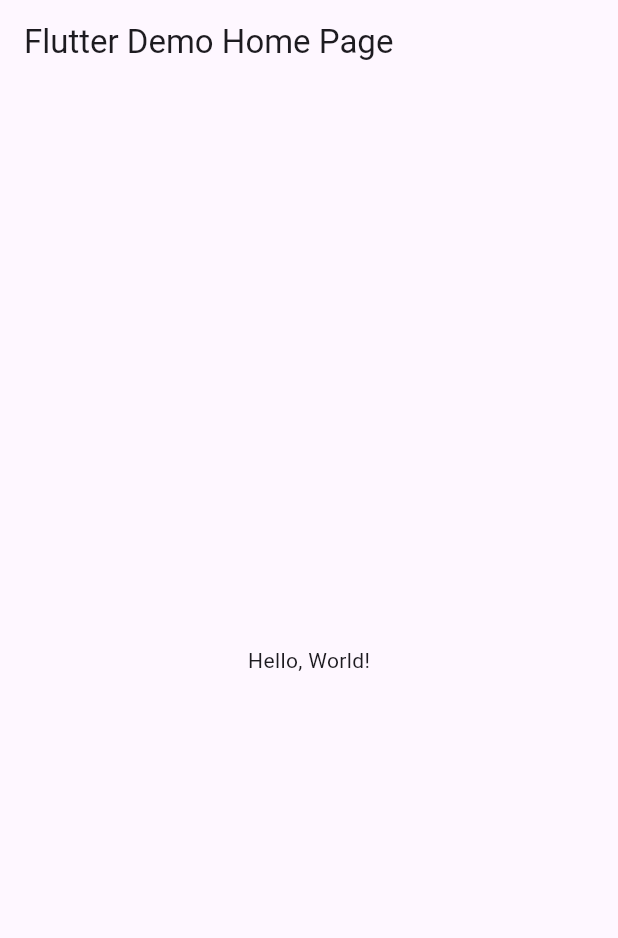
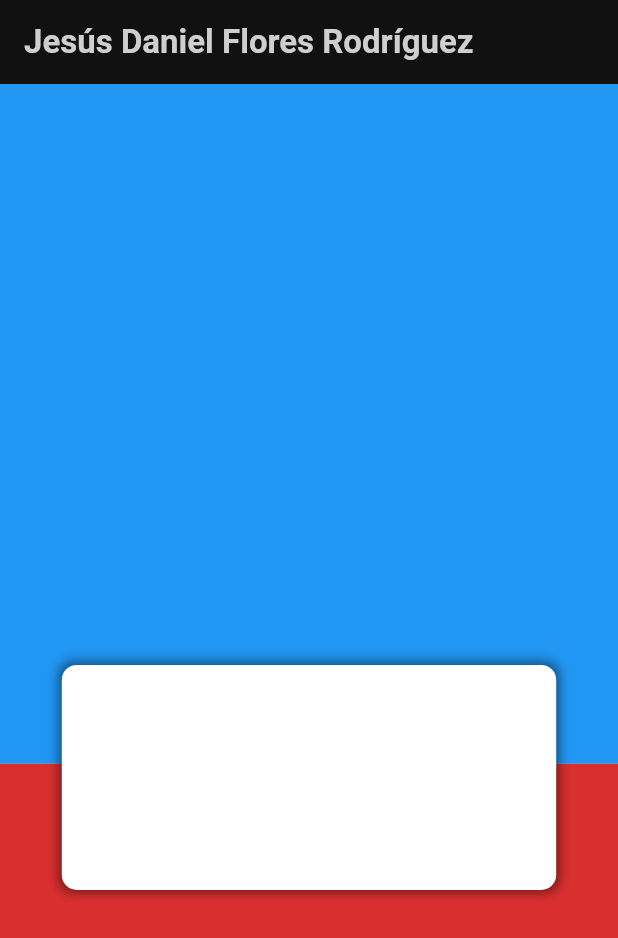
Before and after one commit to floresstd/p10_5_Autonoma, a Flutter app: the screen it shows after launch, on a phone screen of 412 x 824 dp. Shown: the top 938 px of the screen. Run offline on Flutter 3.47's test engine with Material 3 defaults, Android fonts, the phone set to English and light mode, and no system bars.

```diff
--- a/lib/main.dart
+++ b/lib/main.dart
@@ -1,42 +1,72 @@
 import 'package:flutter/material.dart';
 
-void main() => runApp(MyApp());
+void main() {
+  runApp(MyApp());
+}
 
 class MyApp extends StatelessWidget {
-  const MyApp({super.key});
-  // This widget is the root of your application.
   @override
   Widget build(BuildContext context) {
     return MaterialApp(
-      // Application name
-      title: 'Flutter Hello World',
-      // Application theme data, you can set the colors for the application as
-      // you want
-      theme: ThemeData(
-        // useMaterial3: false,
-        primarySwatch: Colors.blue,
-      ),
-      // A widget which will be started on application startup
-      home: MyHomePage(title: 'Flutter Demo Home Page'),
+      debugShowCheckedModeBanner: false,
+      home: MyHomePage(),
     );
   }
 }
 
 class MyHomePage extends StatelessWidget {
-  final String title;
-  const MyHomePage({super.key, required this.title});
-
   @override
   Widget build(BuildContext context) {
     return Scaffold(
       appBar: AppBar(
-        // The title text which will be shown on the action bar
-        title: Text(title),
+        backgroundColor: Color(0xff111111),
+        elevation: 0,
+        title: Text(
+          "Jesús Daniel Flores Rodríguez", // Texto en el AppBar
+          style: TextStyle(
+            color: Color(0xffcfcfcf), // Color del texto
+            fontSize: 22, // Tamaño del texto
+            fontWeight: FontWeight.bold, // Negrita
+          ),
+        ),
       ),
-      body: Center(
-        child: Text(
-          'Hello, World!',
-        ),
+      body: Stack(
+        children: [
+          Column(
+            children: [
+              Container(
+                color: Colors.blue,
+                height: MediaQuery.of(context).size.height * 0.55,
+                width: double.infinity,
+              ),
+              Expanded(
+                child: Container(
+                  color: Color(0xffd92f2f),
+                  width: double.infinity,
+                ),
+              ),
+            ],
+          ),
+          Positioned(
+            top: MediaQuery.of(context).size.height * 0.47,
+            left: MediaQuery.of(context).size.width * 0.1,
+            child: Container(
+              height: 150,
+              width: MediaQuery.of(context).size.width * 0.8,
+              decoration: BoxDecoration(
+                color: Colors.white,
+                borderRadius: BorderRadius.circular(10),
+                boxShadow: [
+                  BoxShadow(
+                    color: Color(0x6d000000),
+                    blurRadius: 5,
+                    spreadRadius: 2,
+                  ),
+                ],
+              ),
+            ),
+          ),
+        ],
       ),
     );
   }
```
